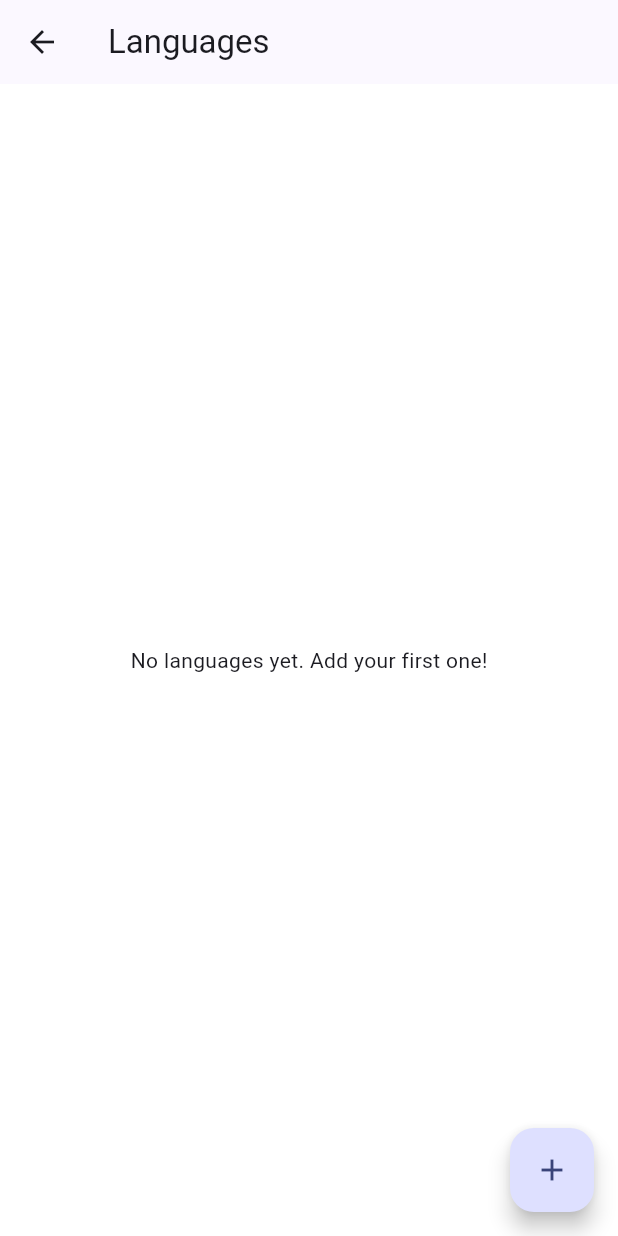
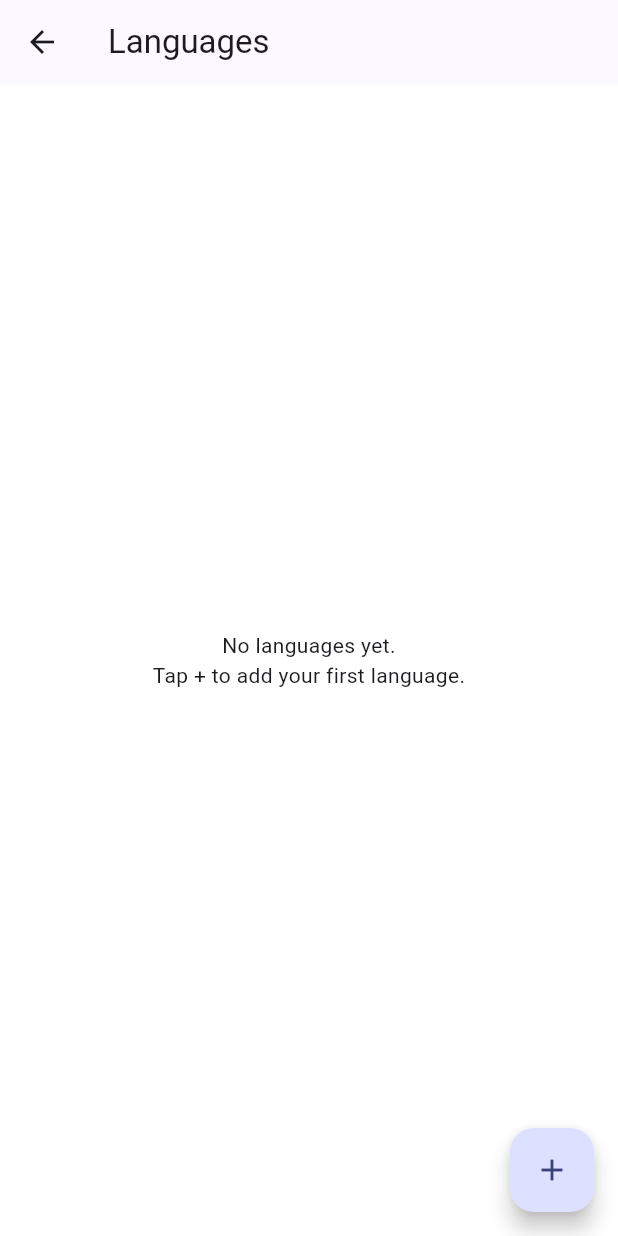
Before and after one commit to okjazim/Verba, a Flutter app: the screen it shows after launch, after a tap on "Manage languages", on a phone screen of 412 x 824 dp. Run offline on Flutter 3.47's test engine with Material 3 defaults, Android fonts, the phone set to English and light mode, and no system bars; our stand-ins replace shared_preferences.

Commit message:
edit languages

```diff
--- a/lib/features/languages/language_list_screen.dart
+++ b/lib/features/languages/language_list_screen.dart
@@ -22,24 +22,19 @@ class _LanguageListScreenState extends State<LanguageListScreen> {
     _loadLanguages();
   }
 
-  Future<void> _loadLanguages() async {
-    final languages = await _repository.getAll();
-    setState(() {
-      _languages = languages;
-      _isLoading = false;
-    });
-  }
-
-  Future<void> _showAddLanguageDialog() async {
-    final nameController = TextEditingController();
-    final codeController = TextEditingController();
-    final emojiController = TextEditingController();
+  Future<void> _showUpsertLanguageDialog({Language? existing}) async {
+    final nameController =
+        TextEditingController(text: existing?.name ?? '');
+    final codeController =
+        TextEditingController(text: existing?.code ?? '');
+    final emojiController =
+        TextEditingController(text: existing?.emoji ?? '');
 
     final result = await showDialog<bool>(
       context: context,
       builder: (context) {
         return AlertDialog(
-          title: const Text('Add language'),
+          title: Text(existing == null ? 'Add language' : 'Edit language'),
           content: Column(
             mainAxisSize: MainAxisSize.min,
             children: [
@@ -91,7 +86,7 @@ class _LanguageListScreenState extends State<LanguageListScreen> {
     if (name.isEmpty || code.isEmpty) return;
 
     final language = Language(
-      id: DateTime.now().millisecondsSinceEpoch.toString(),
+      id: existing?.id ?? DateTime.now().millisecondsSinceEpoch.toString(),
       name: name,
       code: code,
       emoji: emoji,
@@ -99,6 +94,14 @@ class _LanguageListScreenState extends State<LanguageListScreen> {
 
     await _repository.upsert(language);
     await _loadLanguages();
+  }
+
+  Future<void> _loadLanguages() async {
+    final languages = await _repository.getAll();
+    setState(() {
+      _languages = languages;
+      _isLoading = false;
+    });
   }
 
   @override
@@ -110,10 +113,16 @@ class _LanguageListScreenState extends State<LanguageListScreen> {
       body: _isLoading
           ? const Center(child: CircularProgressIndicator())
           : _languages.isEmpty
-              ? const Center(
-                  child: Text('No languages yet. Add your first one!'),
+              ? Center(
+                  child: Text(
+                    'No languages yet.\nTap + to add your first language.',
+                    textAlign: TextAlign.center,
+                    style: Theme.of(context).textTheme.bodyMedium,
+                  ),
                 )
-              : ListView.separated(
+              : Padding(
+                  padding: const EdgeInsets.symmetric(vertical: 8),
+                  child: ListView.separated(
                     itemCount: _languages.length,
                     separatorBuilder: (_, __) => const Divider(height: 1),
                     itemBuilder: (context, index) {
@@ -132,11 +141,18 @@ class _LanguageListScreenState extends State<LanguageListScreen> {
                             ),
                           );
                         },
+                        trailing: IconButton(
+                          tooltip: 'Edit',
+                          onPressed: () =>
+                              _showUpsertLanguageDialog(existing: language),
+                          icon: const Icon(Icons.edit_outlined),
+                        ),
                       );
                     },
                   ),
+                ),
       floatingActionButton: FloatingActionButton(
-        onPressed: _showAddLanguageDialog,
+        onPressed: _showUpsertLanguageDialog,
         child: const Icon(Icons.add),
       ),
     );
```
Lines whose indentation alone changed are shown as unchanged.
